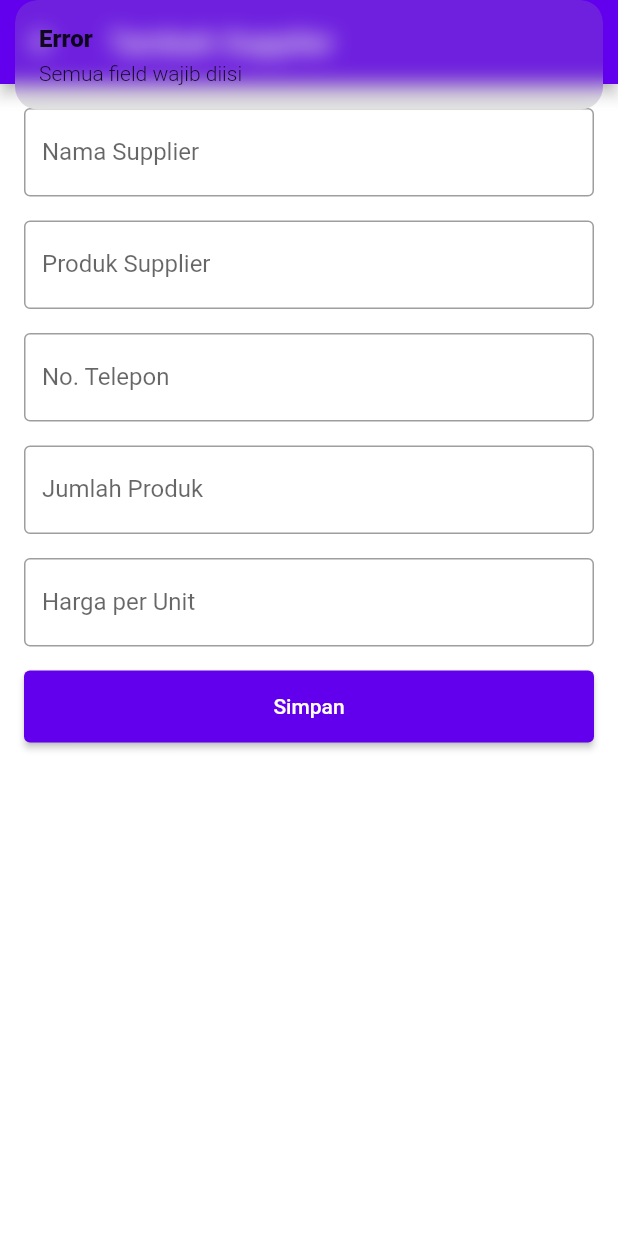
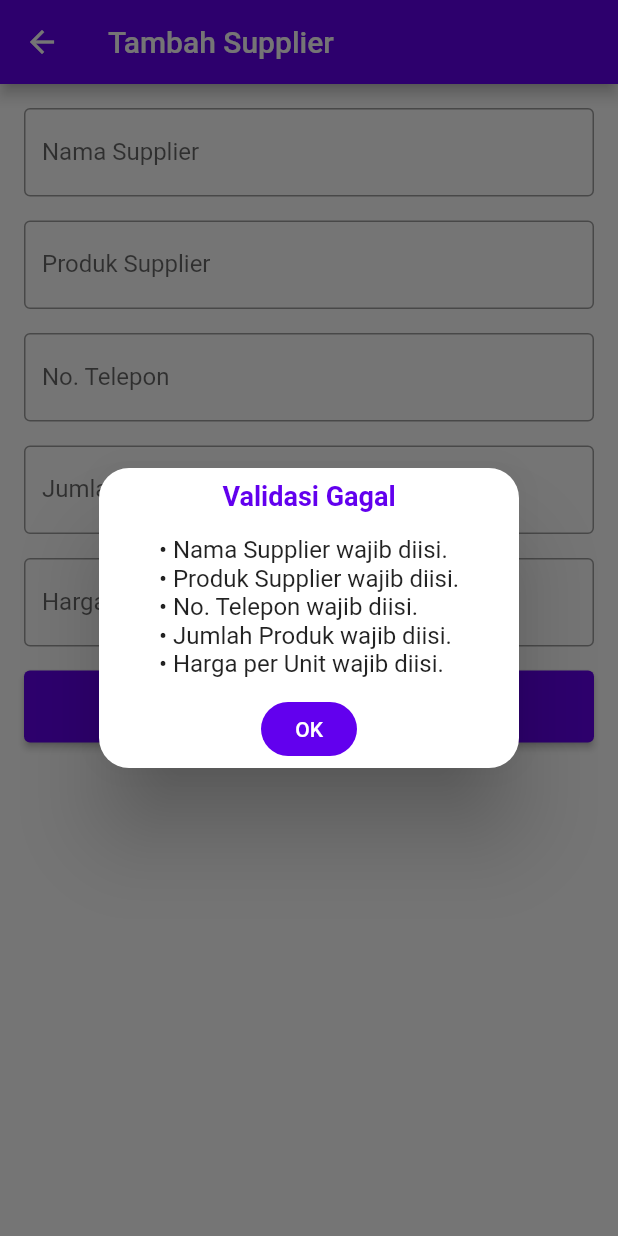
Before and after one commit to adeputraaa43/inventory_course, a Flutter app: the AddSupplierPage screen opened directly, after a tap on "Simpan", on a phone screen of 412 x 824 dp. Run offline on Flutter 3.47's test engine with Material 2 defaults, Android fonts, the phone set to English and light mode, and no system bars; our stand-ins replace get, shared_preferences; missing offline and left inert: d_chart, d_info, d_input, d_method, d_view; accounts and stored records are empty.

Commit message:
ubah notif saat no telpon, jumlah stok di supplier dan produk apabila diisi menggunakan huruf

```diff
--- a/lib/presentation/page/product/add_update_product_page.dart
+++ b/lib/presentation/page/product/add_update_product_page.dart
@@ -2,6 +2,7 @@ import 'package:d_info/d_info.dart';
 import 'package:d_input/d_input.dart';
 import 'package:d_view/d_view.dart';
 import 'package:flutter/material.dart';
+import 'package:flutter/services.dart';
 import 'package:get/get.dart';
 import '../../../services/kategori_service.dart';
 import '../../../data/model/kategori.dart';
@@ -156,7 +157,13 @@ class _AddUpdateProductPageState extends State<AddUpdateProductPage> {
               controller: controllerPrice,
               hint: '2000000',
               title: 'Harga',
-              validator: (value) => value == '' ? 'Wajib diisi' : null,
+              validator: (value) {
+                if (value == '') return 'Wajib diisi';
+                if (!RegExp(r'^\d+$').hasMatch(value!)) {
+                  return 'Harga harus angka';
+                }
+                return null;
+              },
               isRequired: true,
               inputType: TextInputType.number,
             ),
@@ -165,7 +172,13 @@ class _AddUpdateProductPageState extends State<AddUpdateProductPage> {
               controller: controllerStock,
               hint: '50',
               title: 'Stok',
-              validator: (value) => value == '' ? 'Wajib diisi' : null,
+              validator: (value) {
+                if (value == '') return 'Wajib diisi';
+                if (!RegExp(r'^\d+$').hasMatch(value!)) {
+                  return 'Stok harus angka';
+                }
+                return null;
+              },
               isRequired: true,
               inputType: TextInputType.number,
             ),
--- a/lib/presentation/page/supplier/add_supplier_page.dart
+++ b/lib/presentation/page/supplier/add_supplier_page.dart
@@ -1,8 +1,8 @@
 import 'dart:convert';
 import 'package:flutter/material.dart';
 import 'package:get/get.dart';
+import 'package:flutter/services.dart';
 import '../../../config/app_color.dart';
-import '../../../config/app_format.dart';
 import '../../../data/model/supplier.dart';
 import 'package:http/http.dart' as http;
 
@@ -54,42 +54,61 @@ class _AddSupplierPageState extends State<AddSupplierPage> {
     String harga = controllerHarga.text.trim();
     String terjual = controllerTerjual.text.trim();
 
-    if (name.isEmpty ||
-        product.isEmpty ||
-        telp.isEmpty ||
-        jumlah.isEmpty ||
-        harga.isEmpty) {
-      Get.snackbar('Error', 'Semua field wajib diisi');
+    List<String> errors = [];
+
+    if (name.isEmpty) errors.add('Nama Supplier wajib diisi.');
+    if (product.isEmpty) errors.add('Produk Supplier wajib diisi.');
+    if (telp.isEmpty) {
+      errors.add('No. Telepon wajib diisi.');
+    } else if (!RegExp(r'^\d+$').hasMatch(telp)) {
+      errors.add('No. Telepon harus angka.');
+    }
+
+    if (jumlah.isEmpty) {
+      errors.add('Jumlah Produk wajib diisi.');
+    } else if (!RegExp(r'^\d+$').hasMatch(jumlah)) {
+      errors.add('Jumlah Produk harus angka.');
+    }
+
+    if (harga.isEmpty) {
+      errors.add('Harga per Unit wajib diisi.');
+    } else if (!RegExp(r'^\d+(\.\d+)?$').hasMatch(harga)) {
+      errors.add('Harga per Unit harus angka.');
+    }
+
+    if (widget.supplier != null) {
+      if (terjual.isEmpty) {
+        errors.add('Produk Terjual wajib diisi.');
+      } else if (!RegExp(r'^\d+$').hasMatch(terjual)) {
+        errors.add('Produk Terjual harus angka.');
+      } else {
+        int jumlahInt = int.tryParse(jumlah) ?? 0;
+        int terjualInt = int.tryParse(terjual) ?? 0;
+        if (terjualInt > jumlahInt) {
+          errors.add('Produk Terjual tidak boleh lebih dari Jumlah Produk.');
+        }
+      }
+    }
+
+    if (errors.isNotEmpty) {
+      Get.defaultDialog(
+        title: 'Validasi Gagal',
+        titleStyle: const TextStyle(
+            color: Color(0xFF6200EE),
+            fontWeight: FontWeight.bold,
+            fontSize: 18),
+        content: Column(
+          crossAxisAlignment: CrossAxisAlignment.start,
+          children: errors.map((e) => Text("• $e")).toList(),
+        ),
+        textConfirm: 'OK',
+        confirmTextColor: Colors.white,
+        buttonColor: Color(0xFF6200EE),
+        onConfirm: () => Get.back(),
+      );
       return;
     }
 
-    int jumlahInt = int.tryParse(jumlah) ?? 0;
-    double hargaD = double.tryParse(harga) ?? 0.0;
-    int terjualInt = int.tryParse(terjual) ?? 0;
-
-    if (widget.supplier != null) {
-      if (terjual.isEmpty) {
-        Get.snackbar('Error', 'Produk terjual wajib diisi');
-        return;
-      }
-      if (terjualInt > jumlahInt) {
-        await Get.dialog(
-          AlertDialog(
-            title: const Text('Gagal'),
-            content: const Text(
-                'Produk terjual tidak boleh lebih dari jumlah produk.'),
-            actions: [
-              TextButton(
-                onPressed: () => Get.back(),
-                child: const Text('OK'),
-              ),
-            ],
-          ),
-          barrierDismissible: false,
-        );
-        return;
-      }
-    }
     String url = widget.supplier == null
         ? "http://10.0.2.2/inventory_course/api_inventory_course/supplier/add.php"
         : "http://10.0.2.2/inventory_course/api_inventory_course/supplier/update.php";
@@ -101,6 +120,7 @@ class _AddSupplierPageState extends State<AddSupplierPage> {
       "jumlah_produk": jumlah,
       "harga": harga,
     };
+
     if (widget.supplier != null) {
       body["id_supplier"] = widget.supplier!.idSupplier.toString();
       body["produk_terjual"] = terjual;
@@ -114,13 +134,10 @@ class _AddSupplierPageState extends State<AddSupplierPage> {
             : "Yakin ingin mengupdate supplier?"),
         actions: [
           TextButton(
-            onPressed: () => Get.back(result: false),
-            child: const Text("Tidak"),
-          ),
+              onPressed: () => Get.back(result: false),
+              child: const Text("Tidak")),
           TextButton(
-            onPressed: () => Get.back(result: true),
-            child: const Text("Ya"),
-          ),
+              onPressed: () => Get.back(result: true), child: const Text("Ya")),
         ],
       ),
       barrierDismissible: false,
@@ -143,8 +160,8 @@ class _AddSupplierPageState extends State<AddSupplierPage> {
             actions: [
               TextButton(
                 onPressed: () {
-                  Get.back(); // close dialog
-                  Get.back(result: true); // return to previous page
+                  Get.back();
+                  Get.back(result: true);
                 },
                 child: const Text('OK'),
               ),
@@ -153,20 +170,29 @@ class _AddSupplierPageState extends State<AddSupplierPage> {
           barrierDismissible: false,
         );
       } else {
-        Get.snackbar('Gagal', data['message'] ?? 'Gagal memproses');
+        Get.defaultDialog(
+          title: 'Gagal',
+          content: Text(data['message'] ?? 'Gagal memproses'),
+          textConfirm: 'OK',
+          confirmTextColor: Colors.white,
+          buttonColor: Color(0xFF6200EE),
+          onConfirm: () => Get.back(),
+        );
       }
     } catch (e) {
-      Get.snackbar('Error', 'Terjadi kesalahan: $e');
+      Get.defaultDialog(
+        title: 'Error',
+        content: Text('Terjadi kesalahan: $e'),
+        textConfirm: 'OK',
+        confirmTextColor: Colors.white,
+        buttonColor: Color(0xFF6200EE),
+        onConfirm: () => Get.back(),
+      );
     }
   }
 
   @override
   Widget build(BuildContext context) {
-    int j = int.tryParse(controllerJumlah.text) ?? 0;
-    int t = int.tryParse(controllerTerjual.text) ?? 0;
-    double h = double.tryParse(controllerHarga.text) ?? 0.0;
-    double bayar = t * h;
-
     return Scaffold(
       appBar: AppBar(
         title:
@@ -207,7 +233,6 @@ class _AddSupplierPageState extends State<AddSupplierPage> {
               border: OutlineInputBorder(),
             ),
             keyboardType: TextInputType.number,
-            onChanged: (_) => setState(() {}),
           ),
           const SizedBox(height: 16),
           TextField(
@@ -217,8 +242,7 @@ class _AddSupplierPageState extends State<AddSupplierPage> {
               border: OutlineInputBorder(),
               prefixText: 'Rp ',
             ),
-            keyboardType: TextInputType.number,
-            onChanged: (_) => setState(() {}),
+            keyboardType: TextInputType.numberWithOptions(decimal: true),
           ),
           const SizedBox(height: 16),
           if (widget.supplier != null) ...[
@@ -229,14 +253,13 @@ class _AddSupplierPageState extends State<AddSupplierPage> {
                 border: OutlineInputBorder(),
               ),
               keyboardType: TextInputType.number,
-              onChanged: (_) => setState(() {}),
             ),
             const SizedBox(height: 16),
           ],
           ElevatedButton(
             onPressed: saveSupplier,
             style: ElevatedButton.styleFrom(
-              primary: AppColor.primary,
+              primary: Color(0xFF6200EE),
               padding: const EdgeInsets.symmetric(vertical: 16),
             ),
             child: const Text('Simpan'),
--- a/pubspec.yaml
+++ b/pubspec.yaml
@@ -3,7 +3,7 @@ description: A new Flutter project.
 
 # The following line prevents the package from being accidentally published to
 # pub.dev using `flutter pub publish`. This is preferred for private packages.
-publish_to: 'none' # Remove this line if you wish to publish to pub.dev
+publish_to: "none" # Remove this line if you wish to publish to pub.dev
 
 # The following defines the version and build number for your application.
 # A version number is three numbers separated by dots, like 1.2.43
@@ -29,7 +29,6 @@ environment:
 dependencies:
   flutter:
     sdk: flutter
-
 
   # The following adds the Cupertino Icons font to your application.
   # Use with the CupertinoIcons class for iOS style icons.
@@ -60,7 +59,6 @@ dev_dependencies:
 
 # The following section is specific to Flutter packages.
 flutter:
-
   # The following line ensures that the Material Icons font is
   # included with your application, so that you can use the icons in
   # the material Icons class.
```
